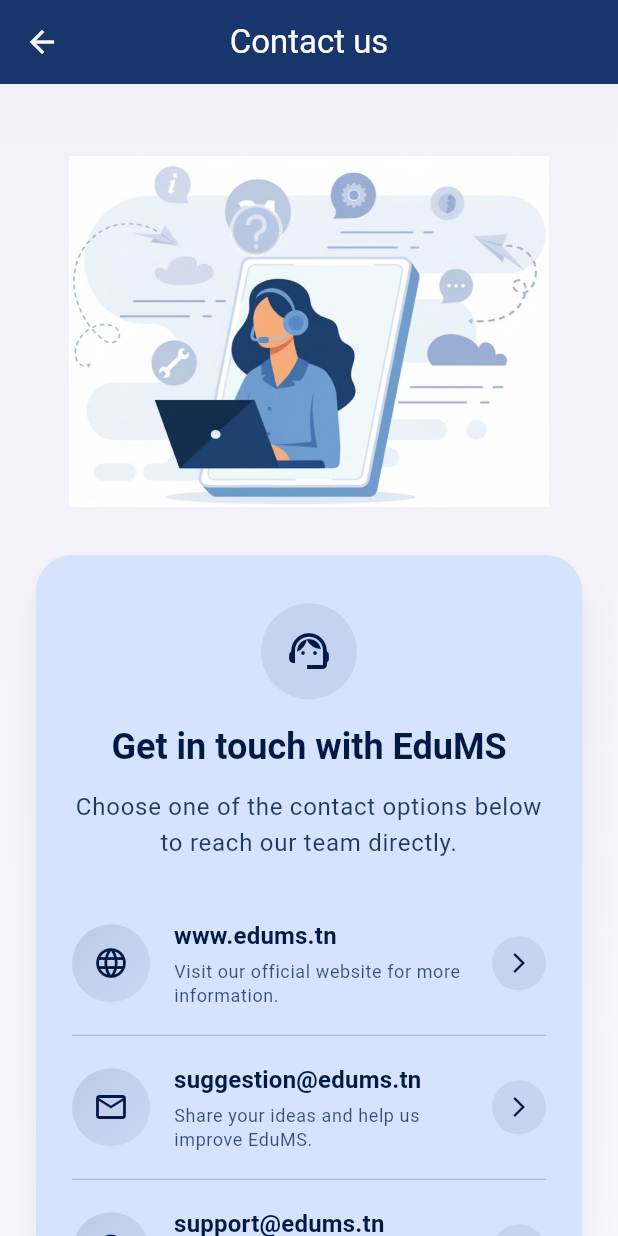
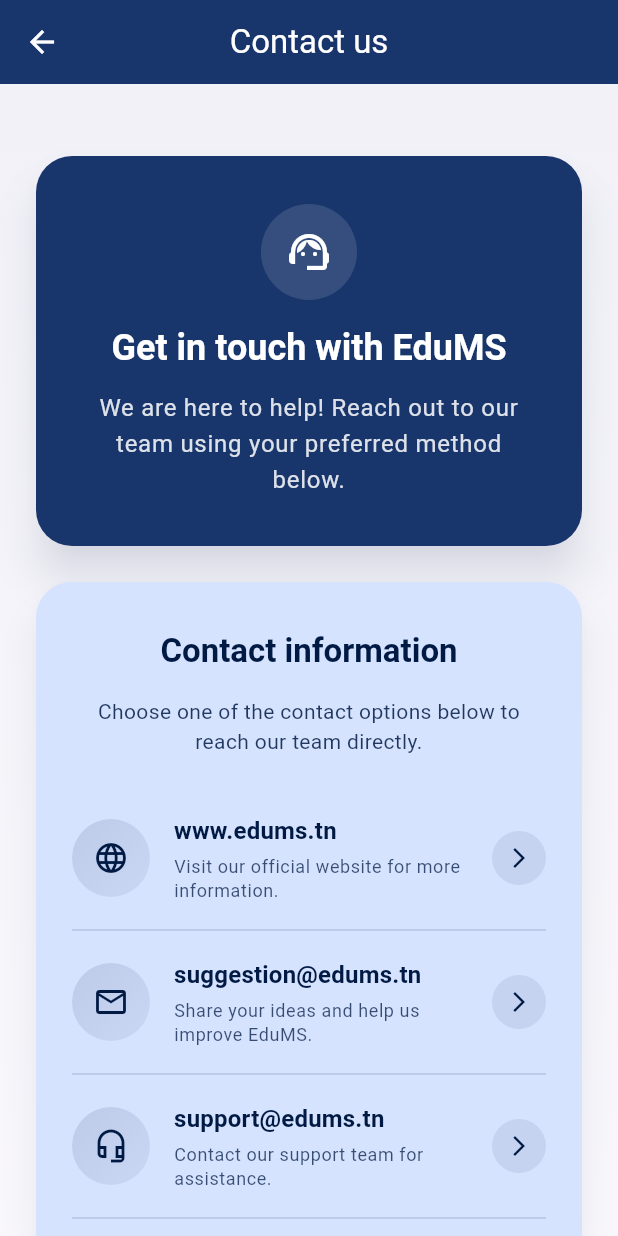
Before and after one commit to MedAmineBaklouti/EduMS-firebase, a Flutter app: the ContactUsView screen opened by its route, on a phone screen of 412 x 824 dp. Run offline on Flutter 3.47's test engine with Material 3 defaults, Android fonts, the phone set to English and light mode, and no system bars; our stand-ins replace cloud_firestore, connectivity_plus, dio, firebase_auth, firebase_core, firebase_messaging and 6 more; missing offline and left inert: dart:html, file_selector; accounts and stored records are empty; statements that could not run were skipped.

Commit message:
Adjust contact us layout

```diff
--- a/lib/modules/profile/views/contact_us_view.dart
+++ b/lib/modules/profile/views/contact_us_view.dart
@@ -76,12 +76,55 @@
               child: Column(
                 mainAxisSize: MainAxisSize.min,
                 children: [
-                  Image.asset(
-                    'assets/CU.png',
-                    width: 320,
-                    fit: BoxFit.contain,
+                  Card(
+                    elevation: 12,
+                    shadowColor: primary.withOpacity(0.24),
+                    shape: RoundedRectangleBorder(
+                      borderRadius: BorderRadius.circular(24),
+                    ),
+                    color: primary,
+                    child: Padding(
+                      padding: const EdgeInsets.symmetric(
+                        vertical: 32,
+                        horizontal: 28,
+                      ),
+                      child: Column(
+                        mainAxisSize: MainAxisSize.min,
+                        children: [
+                          Container(
+                            padding: const EdgeInsets.all(16),
+                            decoration: BoxDecoration(
+                              color: theme.colorScheme.onPrimary.withOpacity(0.12),
+                              shape: BoxShape.circle,
+                            ),
+                            child: Icon(
+                              Icons.support_agent_outlined,
+                              color: theme.colorScheme.onPrimary,
+                              size: 32,
+                            ),
+                          ),
+                          const SizedBox(height: 16),
+                          Text(
+                            'Get in touch with EduMS',
+                            textAlign: TextAlign.center,
+                            style: theme.textTheme.headlineSmall?.copyWith(
+                              color: theme.colorScheme.onPrimary,
+                              fontWeight: FontWeight.w700,
+                            ),
+                          ),
+                          const SizedBox(height: 12),
+                          Text(
+                            'We are here to help! Reach out to our team using your preferred method below.',
+                            textAlign: TextAlign.center,
+                            style: theme.textTheme.bodyLarge?.copyWith(
+                              color: theme.colorScheme.onPrimary.withOpacity(0.85),
+                            ),
+                          ),
+                        ],
+                      ),
+                    ),
                   ),
-                  const SizedBox(height: 32),
+                  const SizedBox(height: 24),
                   Card(
                     elevation: 10,
                     shadowColor: primary.withOpacity(0.18),
@@ -108,33 +151,21 @@
                         ),
                         child: Column(
                           mainAxisSize: MainAxisSize.min,
+                          crossAxisAlignment: CrossAxisAlignment.stretch,
                           children: [
-                            Container(
-                              padding: const EdgeInsets.all(16),
-                              decoration: BoxDecoration(
-                                color: onPrimaryContainer.withOpacity(0.08),
-                                shape: BoxShape.circle,
-                              ),
-                              child: Icon(
-                                Icons.support_agent_outlined,
+                            Text(
+                              'Contact information',
+                              textAlign: TextAlign.center,
+                              style: theme.textTheme.titleLarge?.copyWith(
                                 color: onPrimaryContainer,
-                                size: 32,
+                                fontWeight: FontWeight.w700,
                               ),
                             ),
                             const SizedBox(height: 16),
                             Text(
-                              'Get in touch with EduMS',
-                              textAlign: TextAlign.center,
-                              style: theme.textTheme.headlineSmall?.copyWith(
-                                color: onPrimaryContainer,
-                                fontWeight: FontWeight.w700,
-                              ),
-                            ),
-                            const SizedBox(height: 12),
-                            Text(
                               'Choose one of the contact options below to reach our team directly.',
                               textAlign: TextAlign.center,
-                              style: theme.textTheme.bodyLarge?.copyWith(
+                              style: theme.textTheme.bodyMedium?.copyWith(
                                 color: onPrimaryContainer.withOpacity(0.85),
                               ),
                             ),
```
